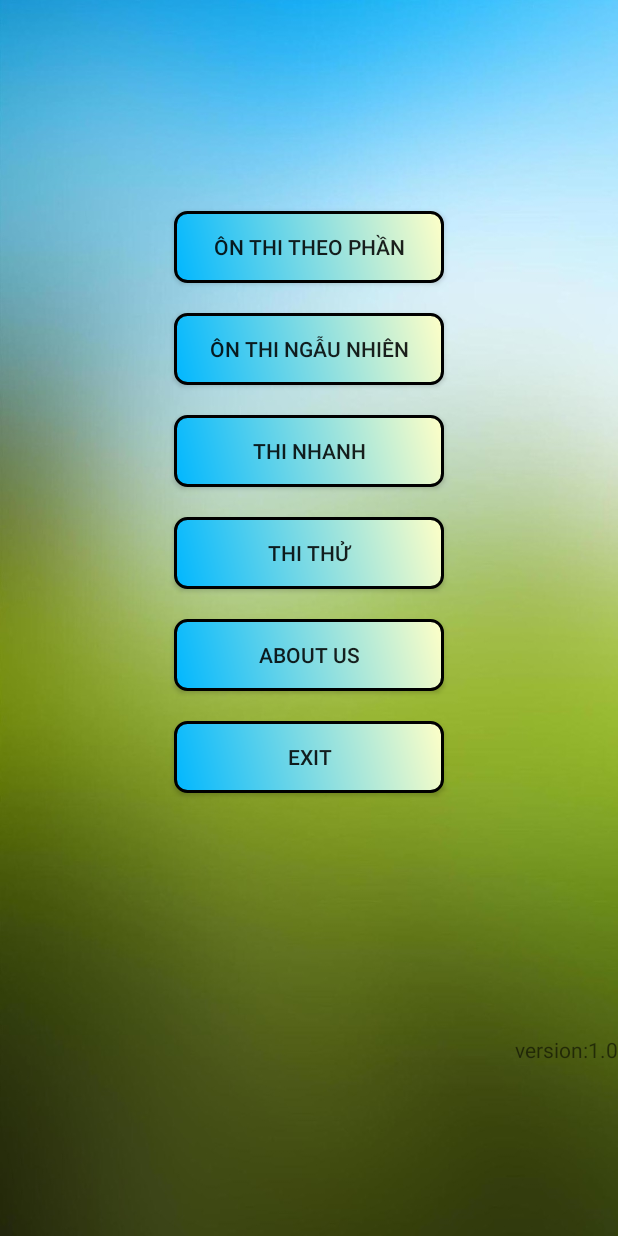
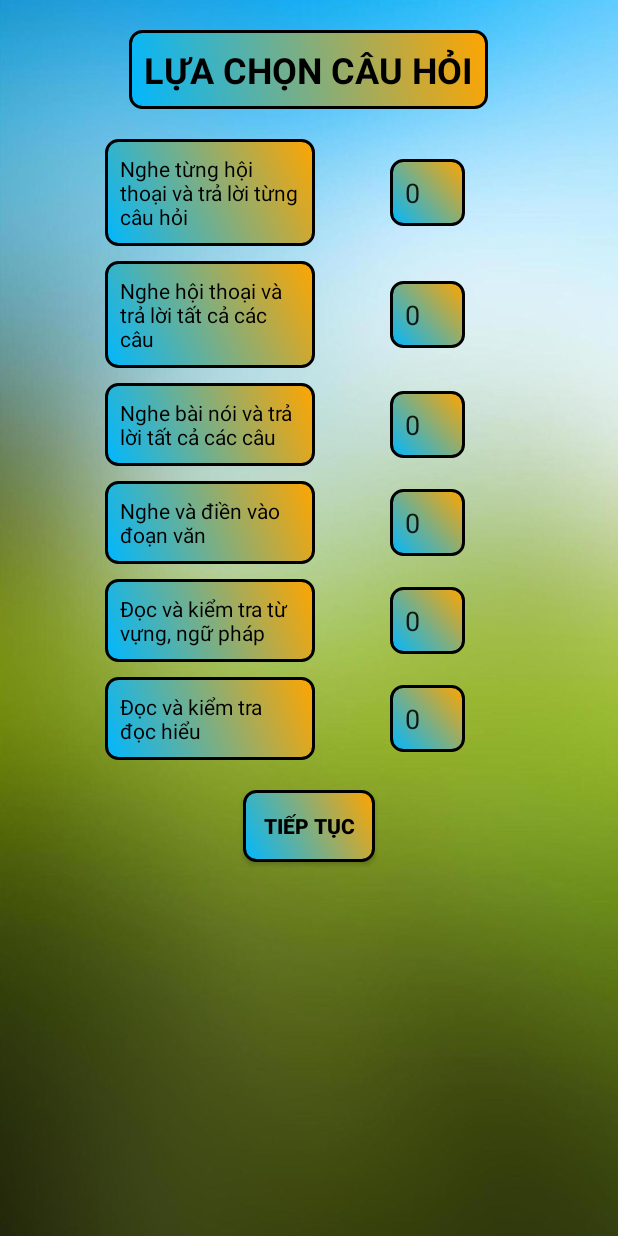
Before and after one commit to hiducnguyen/vnu_ept_test, an Android app: the screen it shows after launch (MainActivity before the commit, LuaChonCauHoi after it), after a tap on "ÔN THI NGẪU NHIÊN", on a phone screen of 412 x 824 dp. Run offline under Robolectric (Android 15) with nearby library versions, the phone set to English and light mode, and no system bars.

Commit message:
LayoutOnNgauNhien

```diff
--- a/app/src/main/AndroidManifest.xml
+++ b/app/src/main/AndroidManifest.xml
@@ -9,7 +9,9 @@
         android:roundIcon="@mipmap/ic_launcher_round"
         android:supportsRtl="true"
         android:theme="@style/AppTheme">
-        <activity android:name=".OnTheoPhanActivity"></activity>
+        <activity android:name=".LuaChonCauHoi"></activity>
+        <activity android:name=".OnNgauNhien" />
+        <activity android:name=".OnTheoPhanActivity" />
         <activity android:name=".AboutUs_activity" />
         <activity android:name=".MainActivity">
             <intent-filter>
--- /dev/null
+++ b/app/src/main/java/com/example/onthivnu_ept/LuaChonCauHoi.java
@@ -0,0 +1,51 @@
+package com.example.onthivnu_ept;
+
+import androidx.appcompat.app.AppCompatActivity;
+
+import android.content.Context;
+import android.content.Intent;
+import android.os.Bundle;
+import android.view.View;
+import android.widget.Button;
+import android.widget.EditText;
+
+public class LuaChonCauHoi extends AppCompatActivity {
+    EditText edtPart1, edtPart2, edtPart3, edtPart4, edtPart5, edtPart6;
+    Button btnTT;
+    private Context context;
+    private Bundle myBundle;
+
+    private DataBaseHelper dataBaseHelper;
+
+    @Override
+    protected void onCreate(Bundle savedInstanceState) {
+        super.onCreate(savedInstanceState);
+        setContentView(R.layout.activity_lua_chon_cau_hoi);
+        context=this;
+
+        setView();
+        btnTT.setOnClickListener(new View.OnClickListener() {
+            @Override
+            public void onClick(View view) {
+                Intent myIntent = new Intent(LuaChonCauHoi.this,OnNgauNhien.class);
+                startActivities(new Intent[]{myIntent});
+
+
+            }
+        });
+
+
+    }
+
+    private void setView()
+    {
+        edtPart1=(EditText)findViewById(R.id.edtPart1);
+        edtPart2=(EditText)findViewById(R.id.edtPart2);
+        edtPart3=(EditText)findViewById(R.id.edtPart3);
+        edtPart4=(EditText)findViewById(R.id.edtPart4);
+        edtPart5=(EditText)findViewById(R.id.edtPart5);
+        edtPart6=(EditText)findViewById(R.id.edtPart6);
+        btnTT=(Button)findViewById(R.id.btnTT);
+
+    }
+}
--- a/app/src/main/java/com/example/onthivnu_ept/MainActivity.java
+++ b/app/src/main/java/com/example/onthivnu_ept/MainActivity.java
@@ -67,8 +67,8 @@ public class MainActivity extends Activity implements View.OnClickListener
                 startActivities(new Intent[]{myIntent});
                 break;
             case R.id.btnOnThiNgauNhien:
-                //myIntent = new Intent(this,AboutUs_activity.class);
-                //startActivities(new Intent[]{myIntent});
+                myIntent = new Intent(this,LuaChonCauHoi.class);
+                startActivities(new Intent[]{myIntent});
                 break;
             case R.id.btnThiThu:
                 //myIntent = new Intent(this,AboutUs_activity.class);
--- /dev/null
+++ b/app/src/main/res/drawable/custom_textview.xml
@@ -0,0 +1,16 @@
+<?xml version="1.0" encoding="utf-8"?>
+<shape xmlns:android="http://schemas.android.com/apk/res/android">
+    <gradient android:startColor="#00B7FF"
+        android:endColor="#FFA500"
+
+        android:angle="45"/>
+    <padding android:left="10dp"
+        android:top="10dp"
+        android:right="10dp"
+        android:bottom="10dp" />
+    <stroke android:color="#000000"
+        android:width="2dp"/>
+
+    <corners android:radius="8dp"/>
+
+</shape>
--- /dev/null
+++ b/app/src/main/res/layout/activity_lua_chon_cau_hoi.xml
@@ -0,0 +1,233 @@
+<?xml version="1.0" encoding="utf-8"?>
+<LinearLayout xmlns:android="http://schemas.android.com/apk/res/android"
+    xmlns:tools="http://schemas.android.com/tools"
+    android:layout_width="match_parent"
+    android:layout_height="match_parent"
+    tools:context=".MainActivity"
+    android:orientation="vertical"
+    android:background="@drawable/background2"
+    >
+
+    <TextView
+        android:layout_width="wrap_content"
+        android:layout_height="wrap_content"
+        android:layout_gravity="center_horizontal"
+        android:background="@drawable/custom_textview"
+        android:layout_marginTop="20dp"
+        android:text="LỰA CHỌN CÂU HỎI"
+        android:textAlignment="center"
+        android:textSize="24sp"
+        android:textStyle="bold"
+        android:textColor="#000000"></TextView>
+
+    <LinearLayout
+        android:layout_width="match_parent"
+        android:layout_height="wrap_content"
+        android:layout_marginTop="20dp"
+        android:layout_marginLeft="70dp"
+        android:orientation="vertical">
+        <LinearLayout
+            android:layout_width="match_parent"
+            android:layout_height="wrap_content"
+            android:orientation="horizontal">
+            <TextView
+                android:id="@+id/tvPart1"
+                android:layout_width="140dp"
+                android:layout_height="wrap_content"
+                android:layout_gravity="center_vertical"
+                android:textColor="#000000"
+
+                android:background="@drawable/custom_textview"
+                android:text="@string/nghe_t_ng_h_i_tho_i_v_tr_l_i_t_ng_c_u_h_i">
+
+            </TextView>
+
+            <EditText
+                android:id="@+id/edtPart1"
+                android:layout_width="50dp"
+                android:layout_height="wrap_content"
+                android:layout_marginRight="10dp"
+                android:layout_gravity="center_vertical"
+                android:layout_marginLeft="50dp"
+                android:background="@drawable/custom_textview"
+                android:numeric="decimal"
+                android:text="0"
+                >
+
+            </EditText>
+        </LinearLayout>
+        <LinearLayout
+            android:layout_width="match_parent"
+            android:layout_height="wrap_content"
+            android:orientation="horizontal"
+            android:layout_marginTop="10dp">
+            <TextView
+                android:id="@+id/tvPart2"
+                android:layout_width="140dp"
+                android:layout_height="wrap_content"
+                android:layout_gravity="center_vertical"
+                android:textColor="#000000"
+
+                android:background="@drawable/custom_textview"
+                android:text="@string/nghe_h_i_tho_i_v_tr_l_i_t_t_c_c_c_c_u">
+
+            </TextView>
+
+            <EditText
+                android:id="@+id/edtPart2"
+                android:layout_width="50dp"
+                android:layout_height="wrap_content"
+                android:layout_marginRight="10dp"
+                android:layout_gravity="center_vertical"
+                android:layout_marginLeft="50dp"
+                android:background="@drawable/custom_textview"
+                android:numeric="decimal"
+                android:text="0"
+                >
+
+            </EditText>
+        </LinearLayout>
+        <LinearLayout
+            android:layout_width="match_parent"
+            android:layout_height="wrap_content"
+            android:orientation="horizontal"
+            android:layout_marginTop="10dp">
+            <TextView
+                android:id="@+id/tvPart3"
+                android:layout_width="140dp"
+                android:layout_height="wrap_content"
+                android:layout_gravity="center_vertical"
+                android:textColor="#000000"
+
+                android:background="@drawable/custom_textview"
+                android:text="@string/nghe_b_i_n_i_v_tr_l_i_t_t_c_c_c_c_u">
+
+            </TextView>
+
+            <EditText
+                android:id="@+id/edtPart3"
+                android:layout_width="50dp"
+                android:layout_height="wrap_content"
+                android:layout_marginRight="10dp"
+                android:layout_gravity="center_vertical"
+                android:layout_marginLeft="50dp"
+                android:background="@drawable/custom_textview"
+                android:numeric="decimal"
+                android:text="0"
+                >
+
+            </EditText>
+        </LinearLayout>
+        <LinearLayout
+            android:layout_width="match_parent"
+            android:layout_height="wrap_content"
+            android:orientation="horizontal"
+            android:layout_marginTop="10dp">
+            <TextView
+                android:id="@+id/tvPart4"
+                android:layout_width="140dp"
+                android:layout_height="wrap_content"
+                android:layout_gravity="center_vertical"
+                android:textColor="#000000"
+
+                android:background="@drawable/custom_textview"
+                android:text="@string/nghe_v_i_n_v_o_o_n_v_n">
+
+            </TextView>
+
+            <EditText
+                android:id="@+id/edtPart4"
+                android:layout_width="50dp"
+                android:layout_height="wrap_content"
+                android:layout_marginRight="10dp"
+                android:layout_gravity="center_vertical"
+                android:layout_marginLeft="50dp"
+                android:background="@drawable/custom_textview"
+                android:numeric="decimal"
+                android:text="0"
+                >
+
+            </EditText>
+        </LinearLayout>
+        <LinearLayout
+            android:layout_width="match_parent"
+            android:layout_height="wrap_content"
+            android:orientation="horizontal"
+            android:layout_marginTop="10dp">
+            <TextView
+                android:id="@+id/tvPart5"
+                android:layout_width="140dp"
+                android:layout_height="wrap_content"
+                android:layout_gravity="center_vertical"
+                android:textColor="#000000"
+
+                android:background="@drawable/custom_textview"
+                android:text="@string/c_v_ki_m_tra_t_v_ng_ng_ph_p">
+
+            </TextView>
+
+            <EditText
+                android:id="@+id/edtPart5"
+                android:layout_width="50dp"
+                android:layout_height="wrap_content"
+                android:layout_marginRight="10dp"
+                android:layout_gravity="center_vertical"
+                android:layout_marginLeft="50dp"
+                android:background="@drawable/custom_textview"
+                android:numeric="decimal"
+                android:text="0"
+                >
+
+            </EditText>
+        </LinearLayout>
+        <LinearLayout
+            android:layout_width="match_parent"
+            android:layout_height="wrap_content"
+            android:orientation="horizontal"
+            android:layout_marginTop="10dp">
+            <TextView
+                android:id="@+id/tvPart6"
+                android:layout_width="140dp"
+                android:layout_height="wrap_content"
+                android:layout_gravity="center_vertical"
+                android:textColor="#000000"
+
+                android:background="@drawable/custom_textview"
+                android:text="@string/c_v_ki_m_tra_c_hi_u">
+
+            </TextView>
+
+            <EditText
+                android:id="@+id/edtPart6"
+                android:layout_width="50dp"
+                android:layout_height="wrap_content"
+                android:layout_marginRight="10dp"
+                android:layout_gravity="center_vertical"
+                android:layout_marginLeft="50dp"
+                android:background="@drawable/custom_textview"
+                android:numeric="decimal"
+                android:text="0"
+
+                >
+
+            </EditText>
+        </LinearLayout>
+
+
+    </LinearLayout>
+
+    <Button
+        android:id="@+id/btnTT"
+        android:layout_width="wrap_content"
+        android:layout_height="wrap_content"
+        android:layout_gravity="center_horizontal"
+        android:layout_marginTop="20dp"
+        android:background="@drawable/custom_textview"
+
+        android:text="TIẾP TỤC"
+        android:textAlignment="center"
+        android:textColor="#000000"
+        android:textSize="14sp"
+        android:textStyle="bold"></Button>
+
+</LinearLayout>
--- a/app/src/main/res/layout/on_theo_phan_layout.xml
+++ b/app/src/main/res/layout/on_theo_phan_layout.xml
@@ -8,7 +8,7 @@
     <ListView
         android:id="@+id/myListQuestion"
         android:layout_width="match_parent"
-        android:layout_height="match_parent">
+        android:layout_height="wrap_content">
 
     </ListView>
 
--- a/app/src/main/res/values/strings.xml
+++ b/app/src/main/res/values/strings.xml
@@ -101,4 +101,11 @@
     <string name="about_us">About Us</string>
     <string name="exit">EXIT</string>
     <string name="n_p_b_i">Nộp bài</string>
+    <string name="nghe_t_ng_h_i_tho_i_v_tr_l_i_t_ng_c_u_h_i">Nghe từng hội thoại và trả lời từng câu hỏi</string>
+    <string name="nghe_h_i_tho_i_v_tr_l_i_t_t_c_c_c_c_u">Nghe hội thoại và trả lời tất cả các câu</string>
+    <string name="nghe_b_i_n_i_v_tr_l_i_t_t_c_c_c_c_u">Nghe bài nói và trả lời tất cả các câu</string>
+    <string name="nghe_v_i_n_v_o_o_n_v_n">Nghe và điền vào đoạn văn</string>
+    <string name="c_v_ki_m_tra_t_v_ng_ng_ph_p">Đọc và kiểm tra từ vựng, ngữ pháp</string>
+    <string name="c_v_ki_m_tra_c_hi_u">Đọc và kiểm tra đọc hiểu</string>
+    <string name="ki_m_tra">KIỂM TRA</string>
 </resources>
--- a/app/src/main/res/values/styles.xml
+++ b/app/src/main/res/values/styles.xml
@@ -1,6 +1,6 @@
 <resources>
     <!-- Base application theme. -->
-    <style name="AppTheme" parent="Theme.AppCompat.Light.DarkActionBar">
+    <style name="AppTheme" parent="Theme.AppCompat.Light.NoActionBar">
         <!-- Customize your theme here. -->
         <item name="colorPrimary">@color/colorPrimary</item>
         <item name="colorPrimaryDark">@color/colorPrimaryDark</item>
```
Also changed, not shown: app/src/main/java/com/example/onthivnu_ept/OnNgauNhien.java (added, +14 -0 lines), app/src/main/java/com/example/onthivnu_ept/listening_question_p1.java (deleted, +0 -33 lines), app/src/main/java/com/example/onthivnu_ept/listening_question_p2.java (deleted, +0 -28 lines), app/src/main/java/com/example/onthivnu_ept/listening_question_p3.java (deleted, +0 -27 lines), app/src/main/java/com/example/onthivnu_ept/listening_question_p4.java (deleted, +0 -28 lines), app/src/main/java/com/example/onthivnu_ept/reading_question_p1.java (deleted, +0 -26 lines), app/src/main/res/layout/activity_on_ngau_nhien.xml (added, +47 -0 lines), app/src/main/res/menu/menu_on_theo_phan.xml (deleted, +0 -10 lines), 1 other file.
